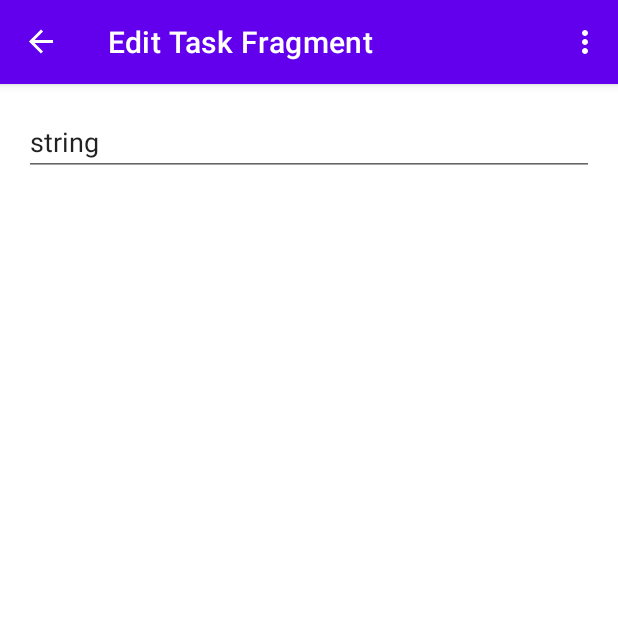
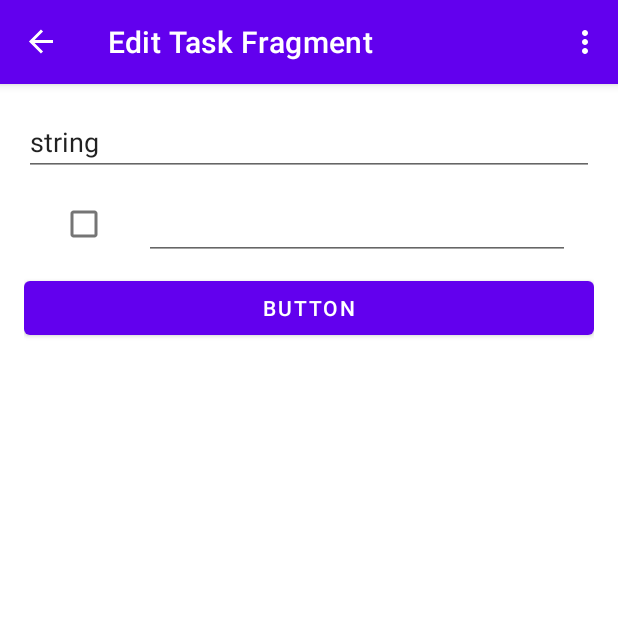
Before and after one commit to msaltnet/double-check, an Android app: the EditTaskFragment screen opened through its navigation route, in the options menu, after a tap on "Settings", on a phone screen of 412 x 824 dp, the top half of it. Run offline under Robolectric (Android 15) with nearby library versions, the phone set to English and light mode, and no system bars; our stand-ins replace data binding, navigation-ui; libraries missing offline, so code that uses them is left out: android.widget.

Commit message:
add recyclalbe view item list to EditTaskFrag

```diff
--- a/app/build.gradle
+++ b/app/build.gradle
@@ -36,6 +36,7 @@ android {
 }
 
 dependencies {
+    implementation "androidx.recyclerview:recyclerview:1.2.1"
     implementation 'androidx.activity:activity-ktx:1.1.0'
     implementation 'androidx.core:core-ktx:1.7.0'
     implementation 'androidx.appcompat:appcompat:1.4.2'
--- /dev/null
+++ b/app/src/main/java/net/msalt/doublecheck/edittask/CheckItemListAdapter.kt
@@ -0,0 +1,55 @@
+package net.msalt.doublecheck.edittask
+
+import android.view.LayoutInflater
+import android.view.ViewGroup
+import androidx.recyclerview.widget.DiffUtil
+import androidx.recyclerview.widget.ListAdapter
+import androidx.recyclerview.widget.RecyclerView
+import net.msalt.doublecheck.data.CheckItem
+import net.msalt.doublecheck.databinding.CheckItemBinding
+import net.msalt.doublecheck.databinding.EditTaskFragBinding
+
+class CheckItemListAdapter(private val viewModel: EditTaskViewModel) :
+        ListAdapter<CheckItem, CheckItemListAdapter.ViewHolder>(TaskDiffCallback()) {
+
+    override fun onBindViewHolder(holder: ViewHolder, position: Int) {
+        holder.bind(viewModel, viewModel.items[position])
+    }
+
+    override fun onCreateViewHolder(parent: ViewGroup, viewType: Int): ViewHolder {
+        return ViewHolder.from(parent)
+    }
+
+    override fun getItemCount(): Int {
+        return viewModel.items.size
+    }
+
+    class ViewHolder private constructor(val binding: CheckItemBinding) :
+            RecyclerView.ViewHolder(binding.root) {
+
+        fun bind(viewModel: EditTaskViewModel, item: CheckItem) {
+            binding.viewmodel = viewModel
+            binding.item = item
+            binding.executePendingBindings()
+        }
+
+        companion object {
+            fun from(parent: ViewGroup): ViewHolder {
+                val layoutInflater = LayoutInflater.from(parent.context)
+                val binding = CheckItemBinding.inflate(layoutInflater, parent, false)
+
+                return ViewHolder(binding)
+            }
+        }
+    }
+}
+
+class TaskDiffCallback : DiffUtil.ItemCallback<CheckItem>() {
+    override fun areItemsTheSame(oldItem: CheckItem, newItem: CheckItem): Boolean {
+        return oldItem.id == newItem.id
+    }
+
+    override fun areContentsTheSame(oldItem: CheckItem, newItem: CheckItem): Boolean {
+        return oldItem == newItem
+    }
+}
--- a/app/src/main/java/net/msalt/doublecheck/edittask/EditTaskFragment.kt
+++ b/app/src/main/java/net/msalt/doublecheck/edittask/EditTaskFragment.kt
@@ -1,6 +1,7 @@
 package net.msalt.doublecheck.edittask
 
 import android.os.Bundle
+import android.util.Log
 import androidx.fragment.app.Fragment
 import android.view.LayoutInflater
 import android.view.View
@@ -8,6 +9,7 @@ import android.view.ViewGroup
 import androidx.fragment.app.viewModels
 import androidx.navigation.fragment.findNavController
 import net.msalt.doublecheck.R
+import net.msalt.doublecheck.data.CheckItem
 import net.msalt.doublecheck.databinding.EditTaskFragBinding
 
 /**
@@ -18,6 +20,8 @@ class EditTaskFragment : Fragment() {
     private val viewModel by viewModels<EditTaskViewModel>()
 
     private var _binding: EditTaskFragBinding? = null
+
+    private lateinit var listAdapter: CheckItemListAdapter
 
     // This property is only valid between onCreateView and
     // onDestroyView.
@@ -33,8 +37,29 @@ class EditTaskFragment : Fragment() {
         return binding.root
     }
 
+    override fun onViewCreated(view: View, savedInstanceState: Bundle?) {
+        super.onViewCreated(view, savedInstanceState)
+
+        // Set the lifecycle owner to the lifecycle of the view
+        binding.lifecycleOwner = this.viewLifecycleOwner
+        setupListAdapter()
+    }
+
     override fun onDestroyView() {
         super.onDestroyView()
         _binding = null
     }
+
+    private fun setupListAdapter() {
+        if (viewModel != null) {
+            listAdapter = CheckItemListAdapter(viewModel)
+            binding.checkitemList.adapter = listAdapter
+            binding.button.setOnClickListener(){
+                viewModel.items.add(CheckItem())
+                listAdapter.notifyItemInserted(viewModel.items.size - 1)
+            }
+        } else {
+            Log.w("JSM_TEST", "ViewModel not initialized when attempting to set up adapter.")
+        }
+    }
 }
--- a/app/src/main/java/net/msalt/doublecheck/edittask/EditTaskViewModel.kt
+++ b/app/src/main/java/net/msalt/doublecheck/edittask/EditTaskViewModel.kt
@@ -2,8 +2,12 @@ package net.msalt.doublecheck.edittask
 
 import androidx.lifecycle.MutableLiveData
 import androidx.lifecycle.ViewModel
+import net.msalt.doublecheck.data.CheckItem
 
 class EditTaskViewModel : ViewModel() {
 
     var title = "string"
+
+    val items = ArrayList<CheckItem>()
+
 }
--- /dev/null
+++ b/app/src/main/res/layout/check_item.xml
@@ -0,0 +1,43 @@
+<?xml version="1.0" encoding="utf-8"?>
+<layout xmlns:android="http://schemas.android.com/apk/res/android"
+    xmlns:app="http://schemas.android.com/apk/res-auto">
+
+    <data>
+        <import type="android.widget.CompoundButton" />
+
+        <variable
+            name="item"
+            type="net.msalt.doublecheck.data.CheckItem" />
+
+        <variable
+            name="viewmodel"
+            type="net.msalt.doublecheck.edittask.EditTaskViewModel" />
+    </data>
+
+    <LinearLayout
+        android:layout_width="match_parent"
+        android:layout_height="?android:attr/listPreferredItemHeight"
+        android:orientation="horizontal"
+        android:paddingLeft="@dimen/activity_horizontal_margin"
+        android:paddingRight="@dimen/activity_horizontal_margin"
+        android:paddingBottom="@dimen/list_item_padding"
+        android:paddingTop="@dimen/list_item_padding" >
+
+        <CheckBox
+            android:id="@+id/complete_checkbox"
+            android:layout_width="wrap_content"
+            android:layout_height="wrap_content"
+            android:layout_gravity="center_vertical"
+            android:checked="@{item.checked}" />
+
+        <EditText
+            android:id="@+id/title_text"
+            android:layout_width="match_parent"
+            android:layout_height="wrap_content"
+            android:layout_gravity="center_vertical"
+            android:layout_marginLeft="@dimen/activity_horizontal_margin"
+            android:layout_marginStart="@dimen/activity_horizontal_margin"
+            android:textAppearance="@style/TextAppearance.AppCompat.Title"
+            android:text="@={item.contents}" />
+    </LinearLayout>
+</layout>
--- a/app/src/main/res/layout/edit_task_frag.xml
+++ b/app/src/main/res/layout/edit_task_frag.xml
@@ -1,5 +1,6 @@
 <?xml version="1.0" encoding="utf-8"?>
-<layout xmlns:android="http://schemas.android.com/apk/res/android"
+<layout xmlns:tools="http://schemas.android.com/tools"
+    xmlns:android="http://schemas.android.com/apk/res/android"
     xmlns:app="http://schemas.android.com/apk/res-auto">
 
     <data>
@@ -10,12 +11,13 @@
     </data>
 
     <androidx.constraintlayout.widget.ConstraintLayout
-        xmlns:tools="http://schemas.android.com/tools"
         android:layout_width="match_parent"
         android:layout_height="match_parent"
         tools:context=".edittask.EditTaskFragment">
 
-
+        <androidx.core.widget.NestedScrollView
+            android:layout_width="match_parent"
+            android:layout_height="wrap_content">
             <LinearLayout
                 android:layout_width="match_parent"
                 android:layout_height="match_parent"
@@ -29,7 +31,19 @@
                     android:ems="10"
                     android:inputType="textPersonName"
                     android:text="@={viewmodel.title}" />
+                <androidx.recyclerview.widget.RecyclerView
+                    android:id="@+id/checkitem_list"
+                    android:layout_width="match_parent"
+                    android:layout_height="wrap_content"
+                    app:layoutManager="androidx.recyclerview.widget.LinearLayoutManager" />
+
+                <Button
+                    android:id="@+id/button"
+                    android:layout_width="match_parent"
+                    android:layout_height="wrap_content"
+                    android:text="Button" />
             </LinearLayout>
 
+        </androidx.core.widget.NestedScrollView>
     </androidx.constraintlayout.widget.ConstraintLayout>
 </layout>
--- a/app/src/main/res/values/dimens.xml
+++ b/app/src/main/res/values/dimens.xml
@@ -1,4 +1,8 @@
 <resources>
+    <dimen name="activity_horizontal_margin">16dp</dimen>
+    <dimen name="activity_vertical_margin">16dp</dimen>
+    <dimen name="list_item_padding">8dp</dimen>
+
     <dimen name="edit_task_title_padding">16dp</dimen>
     <dimen name="fab_margin">16dp</dimen>
 </resources>
```
Lines whose indentation alone changed are shown as unchanged.
